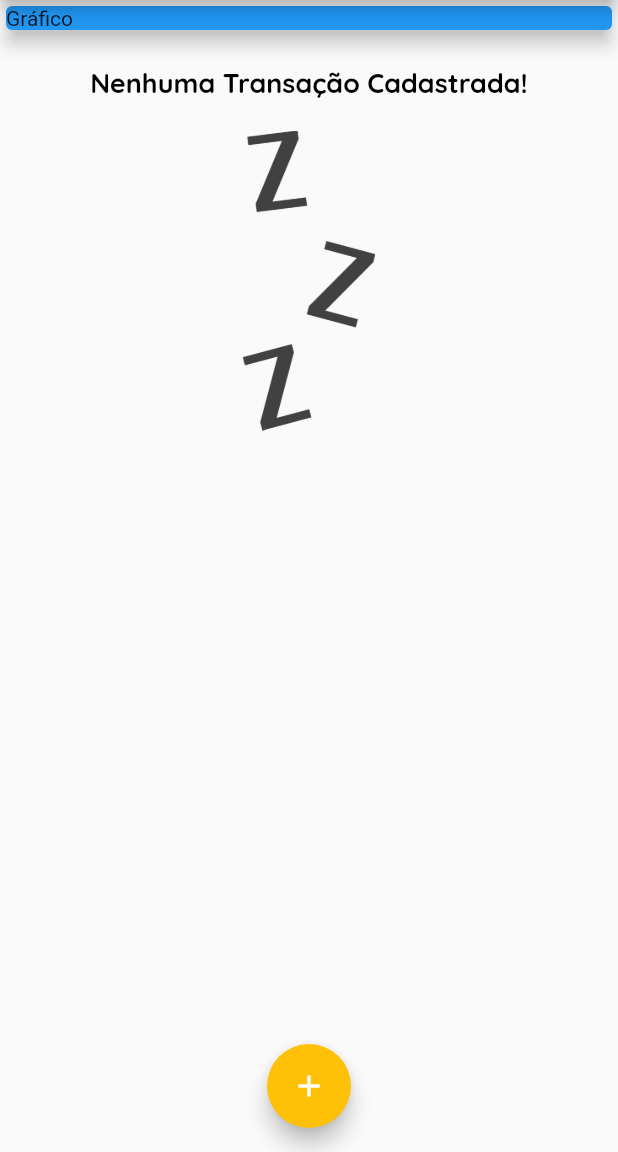
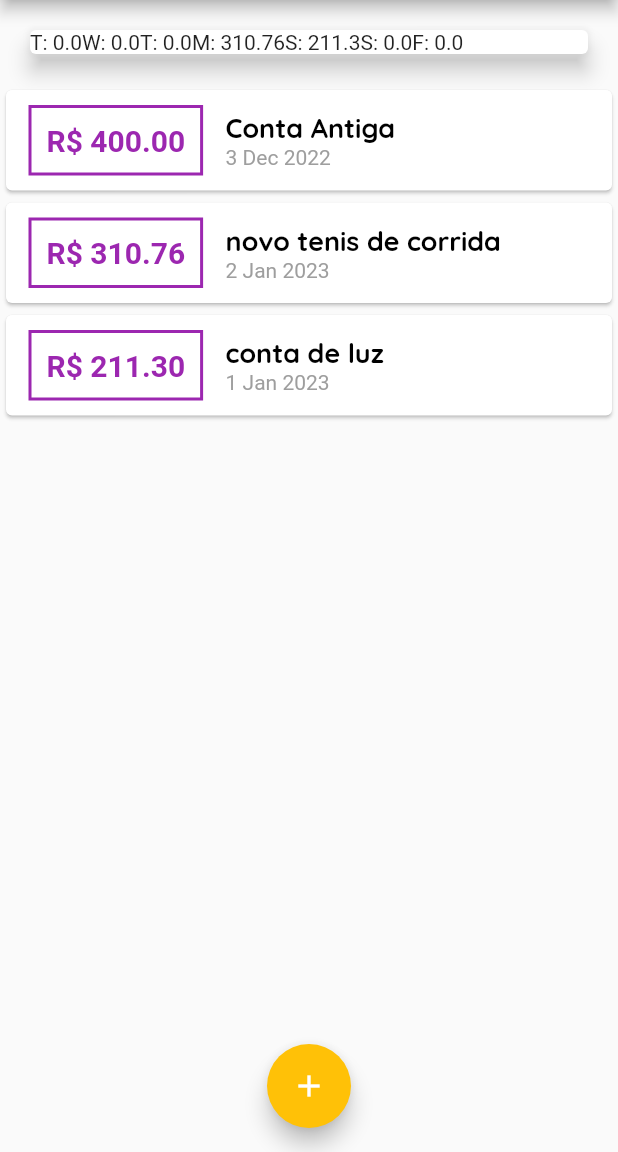
Before and after one commit to Daniel-Veloso/flutter_expenses, a Flutter app: the screen it shows after launch, on a phone screen of 412 x 824 dp, the part 84-1236 px from its top. Run offline on Flutter 3.47's test engine with Material 2 defaults, Android fonts, the phone set to English and light mode, and no system bars.

Commit message:
Starting development of the chart area

```diff
--- /dev/null
+++ b/lib/components/chart.dart
@@ -0,0 +1,54 @@
+import 'package:expenses/models/transaction.dart';
+import 'package:flutter/material.dart';
+import 'package:intl/intl.dart';
+
+class Chart extends StatelessWidget {
+
+  final List<Transaction> recentTransaction;
+
+  const Chart(this.recentTransaction, {super.key});
+
+  List<Map<String, Object>> get groupedTransactions{
+
+    return List.generate(7, (index) {
+
+      final weekDay = DateTime.now().subtract(
+        Duration(days: index),
+      );
+
+      double totalSum = 0.0;
+
+      for(var i = 0; i < recentTransaction.length; i++){
+        bool sameDay = recentTransaction[i].date!.day == weekDay.day;
+        bool sameMonth = recentTransaction[i].date!.month == weekDay.month;
+        bool sameYear = recentTransaction[i].date!.year == weekDay.year;
+
+        if(sameDay && sameMonth && sameYear){
+          totalSum += recentTransaction[i].value!;
+        }
+      }
+
+      return {
+        'day': DateFormat.E().format(weekDay)[0],
+        'value': totalSum,
+      };
+
+    });
+
+  }
+
+
+  @override
+  Widget build(BuildContext context) {
+    groupedTransactions;
+    return Card(
+      elevation: 6,
+      margin: EdgeInsets.all(20),
+      child: Row(
+        children: groupedTransactions.map((tr){
+          return Text('${tr['day']}: ${tr['value']}');
+        }).toList(),
+      ),
+    );
+  }
+}
--- a/lib/main.dart
+++ b/lib/main.dart
@@ -1,4 +1,5 @@
 import 'dart:math';
+import 'package:expenses/components/chart.dart';
 import 'package:flutter/material.dart';
 import '../models/transaction.dart';
 import './components/transaction_list.dart';
@@ -50,19 +51,33 @@ class MyHomePage extends StatefulWidget {
 class _MyHomePageState extends State<MyHomePage> {
 
   final List<Transaction> _transactions = [
-    // Transaction(
-    //   id: 't1',
-    //   title: 'novo tenis de corrida',
-    //   value: 310.76,
-    //   date: DateTime.now(),
-    // ),
-    // Transaction(
-    //   id: 't2',
-    //   title: 'conta de luz',
-    //   value: 211.30,
-    //   date: DateTime.now(),
-    // ),
+    Transaction(
+      id: 't0',
+      title: 'Conta Antiga',
+      value: 400.00,
+      date: DateTime.now().subtract(Duration(days: 33)),
+    ),
+    Transaction(
+      id: 't1',
+      title: 'novo tenis de corrida',
+      value: 310.76,
+      date: DateTime.now().subtract(Duration(days: 3)),
+    ),
+    Transaction(
+      id: 't2',
+      title: 'conta de luz',
+      value: 211.30,
+      date: DateTime.now().subtract(Duration(days: 4)),
+    ),
   ];
+
+  List<Transaction> get _recentTransactions{
+    return _transactions.where((tr){
+      return tr.date!.isAfter(DateTime.now().subtract(
+        Duration(days: 7),
+      ));
+    }).toList();
+  }
 
   _addTransaction(String title, double value) {
     final newTransaction = Transaction(
@@ -102,14 +117,7 @@ class _MyHomePageState extends State<MyHomePage> {
         child: Column(
           crossAxisAlignment: CrossAxisAlignment.stretch,
           children: [
-            Container(
-              width: double.infinity,
-              child: Card(
-                color: Colors.blue,
-                child: Text('Gráfico'),
-                elevation: 5,
-              ),
-            ),
+            Chart(_recentTransactions),
             TransactionList(_transactions),
           ],
         ),
```
